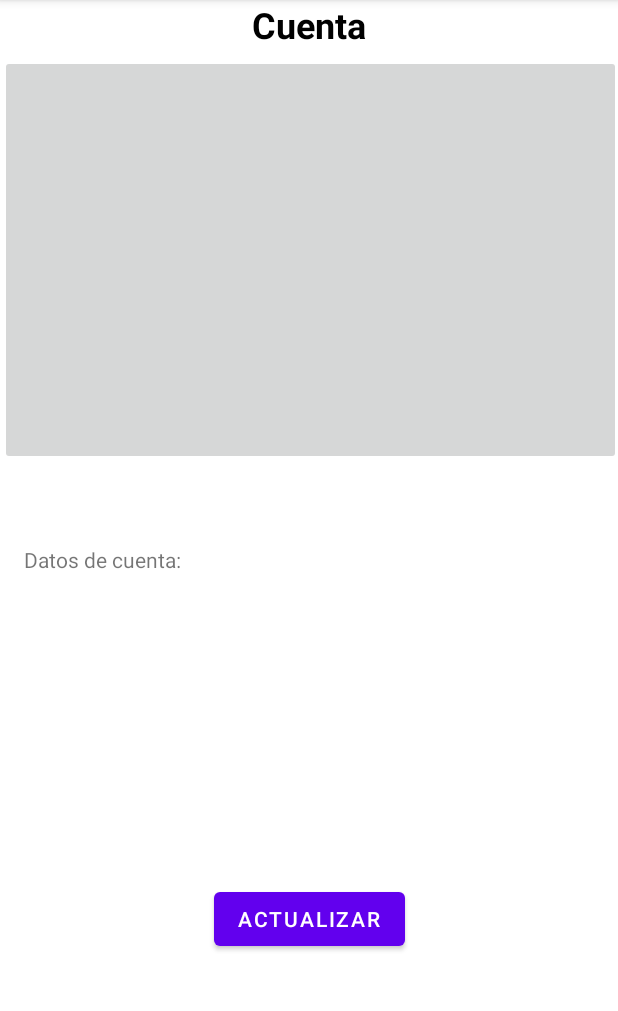
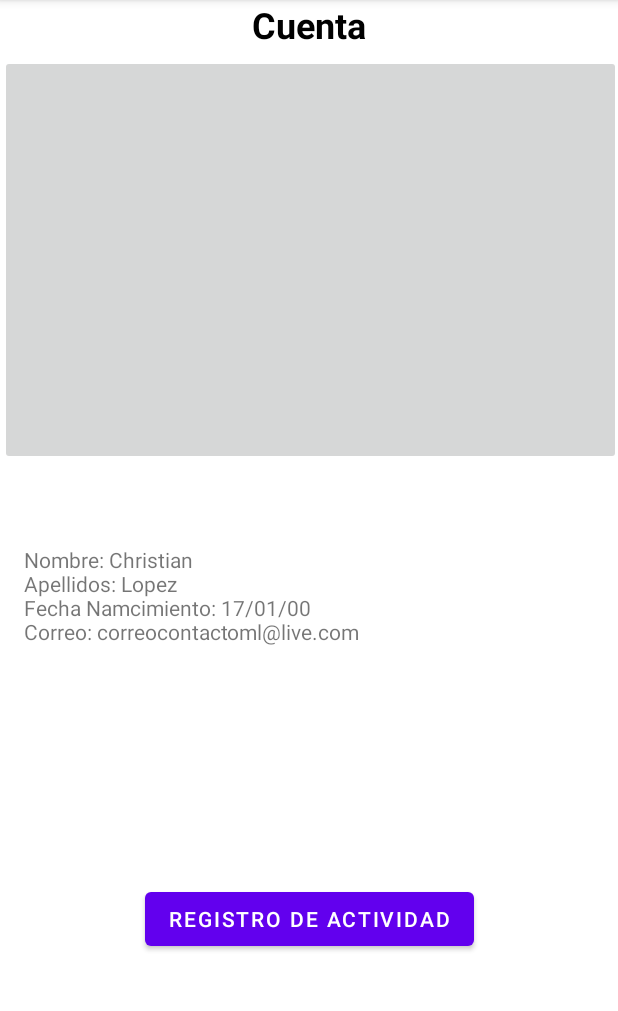
Before and after one commit to coderipper0/SafeTravelApp, an Android app: the fragment cuentaFragment placed in its activity, in the side drawer, after a tap on "Cuenta", on a phone screen of 412 x 824 dp, the part 84-1095 px from its top. Run offline under Robolectric (Android 15) with nearby library versions, the phone set to English and light mode, and no system bars.

Commit message:
historial/login/cuenta

```diff
--- a/app/build.gradle
+++ b/app/build.gradle
@@ -50,7 +50,7 @@ dependencies {
 
     implementation "androidx.lifecycle:lifecycle-extensions:2.2.0"
     implementation "androidx.lifecycle:lifecycle-runtime-ktx:2.2.0"
-    implementation "androidx.lifecycle:lifecycle-viewmodel-ktx:2.2.0"
+    //implementation "androidx.lifecycle:lifecycle-viewmodel-ktx:2.2.0"
     implementation "androidx.lifecycle:lifecycle-livedata-ktx:2.2.0"
 }
 
--- a/app/src/main/java/com/safetravel/safetravel/cuentaFragment.java
+++ b/app/src/main/java/com/safetravel/safetravel/cuentaFragment.java
@@ -90,16 +90,22 @@ public class cuentaFragment extends Fragment {
         Button btnActualizar = view.findViewById(R.id.btnCuenta);
         TextView datos = view.findViewById(R.id.txtDatos);
 
-         datos.setText("Información registrada:\n" +
-               "Nombre: " + usuario.getName() + "\n" +
-              "Apellidos: " + usuario.getLastname() + "\n" +
-                "Fecha nacimiento: " + usuario.getDate() + "\n" +
-                "Correo: " + usuario.getEmail() + "\n");
+        datos.setText("Nombre: Christian   \n" +
+                "Apellidos: Lopez \n" +
+                "Fecha Namcimiento: 17/01/00 \n" +
+                "Correo: correocontactoml@live.com" );
+        // datos.setText("Información registrada:\n" +
+          //     "Nombre: " + usuario.getName() + "\n" +
+            //  "Apellidos: " + usuario.getLastname() + "\n" +
+              //  "Fecha nacimiento: " + usuario.getDate() + "\n" +
+                //"Correo: " + usuario.getEmail() + "\n");
 
         btnActualizar.setOnClickListener(new View.OnClickListener() {
             @Override
             public void onClick(View v) {
-
+                FragmentTransaction ft = getParentFragmentManager().beginTransaction();
+                ft.replace(R.id.fragments_login_container, new Fragment_Historial());
+                ft.commit();
             }
         });
 
--- a/app/src/main/res/layout/fragment_cuenta.xml
+++ b/app/src/main/res/layout/fragment_cuenta.xml
@@ -38,7 +38,7 @@
         android:layout_width="wrap_content"
         android:layout_height="wrap_content"
         android:layout_marginTop="556dp"
-        android:text="Actualizar"
+        android:text="Registro de actividad"
         app:layout_constraintEnd_toEndOf="parent"
         app:layout_constraintStart_toStartOf="parent"
         app:layout_constraintTop_toBottomOf="@+id/txtCuenta" />
```
Also changed, not shown: app/src/main/java/com/safetravel/safetravel/Fragment_Historial.java (+15 -1 lines), app/src/main/java/com/safetravel/safetravel/LoginFragment.java (+9 -1 lines), app/src/main/res/layout/fragment__historial.xml (+5 -29 lines).
